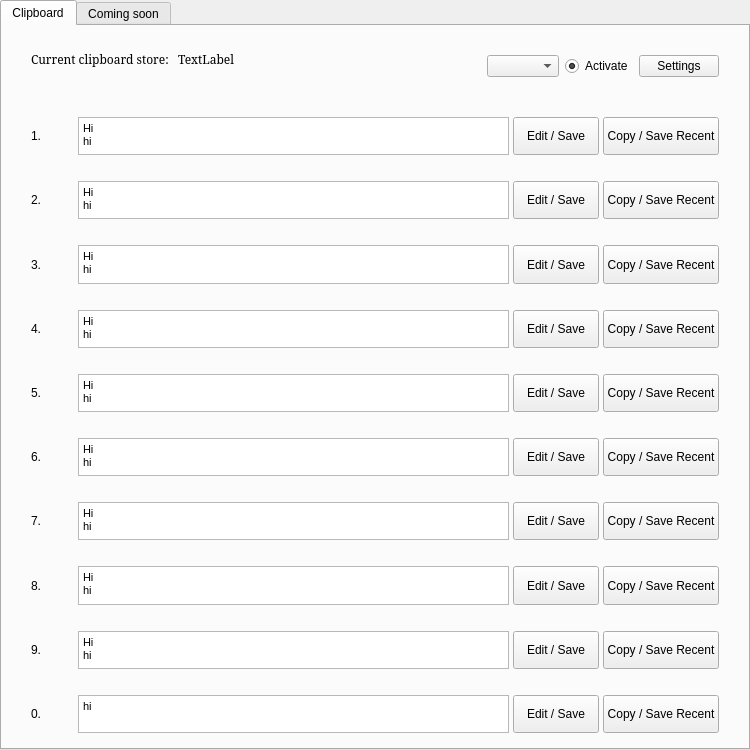
Qt form user_interface/design/clipboard_2.ui (Ivan-812/Better-clipboard) before a commit.
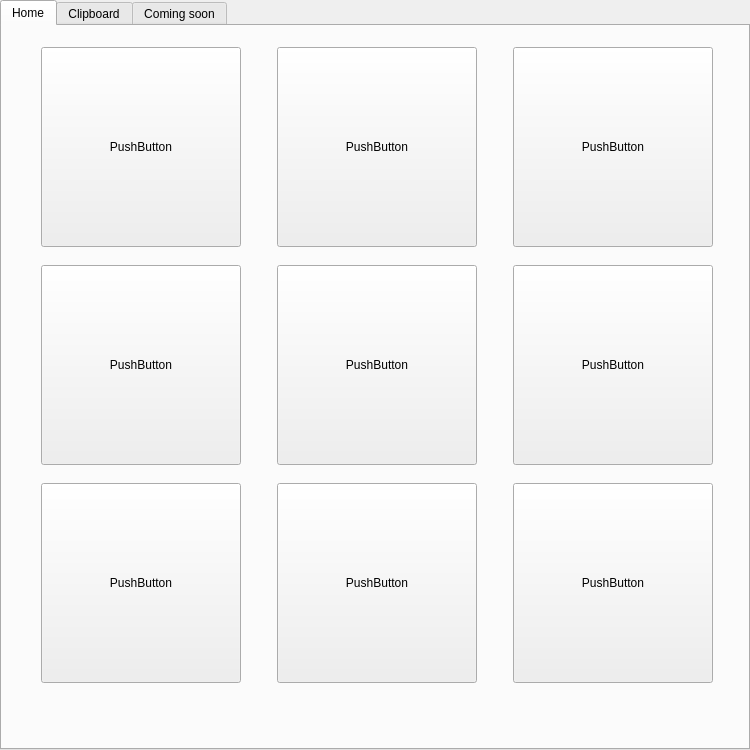
The same form after that commit.

Commit message: Updated with Home tab

Patch:
```diff
--- a/user_interface/design/clipboard_2.ui
+++ b/user_interface/design/clipboard_2.ui
@@ -28,6 +28,152 @@
   <property name="currentIndex">
    <number>0</number>
   </property>
+  <widget class="QWidget" name="home_tab">
+   <attribute name="title">
+    <string>Home</string>
+   </attribute>
+   <layout class="QVBoxLayout" name="verticalLayout_2">
+    <item>
+     <widget class="QWidget" name="widget" native="true">
+      <widget class="QWidget" name="gridLayoutWidget">
+       <property name="geometry">
+        <rect>
+         <x>0</x>
+         <y>0</y>
+         <width>732</width>
+         <height>661</height>
+        </rect>
+       </property>
+       <layout class="QGridLayout" name="gridLayout">
+        <item row="2" column="1">
+         <widget class="QPushButton" name="home_button_8">
+          <property name="maximumSize">
+           <size>
+            <width>200</width>
+            <height>200</height>
+           </size>
+          </property>
+          <property name="text">
+           <string>PushButton</string>
+          </property>
+         </widget>
+        </item>
+        <item row="1" column="0">
+         <widget class="QPushButton" name="home_button_4">
+          <property name="maximumSize">
+           <size>
+            <width>200</width>
+            <height>200</height>
+           </size>
+          </property>
+          <property name="text">
+           <string>PushButton</string>
+          </property>
+         </widget>
+        </item>
+        <item row="0" column="2">
+         <widget class="QPushButton" name="home_button_3">
+          <property name="maximumSize">
+           <size>
+            <width>200</width>
+            <height>200</height>
+           </size>
+          </property>
+          <property name="text">
+           <string>PushButton</string>
+          </property>
+         </widget>
+        </item>
+        <item row="1" column="1">
+         <widget class="QPushButton" name="home_button_5">
+          <property name="sizePolicy">
+           <sizepolicy hsizetype="Minimum" vsizetype="Fixed">
+            <horstretch>0</horstretch>
+            <verstretch>0</verstretch>
+           </sizepolicy>
+          </property>
+          <property name="maximumSize">
+           <size>
+            <width>200</width>
+            <height>200</height>
+           </size>
+          </property>
+          <property name="text">
+           <string>PushButton</string>
+          </property>
+         </widget>
+        </item>
+        <item row="0" column="0">
+         <widget class="QPushButton" name="home_button_1">
+          <property name="maximumSize">
+           <size>
+            <width>200</width>
+            <height>200</height>
+           </size>
+          </property>
+          <property name="text">
+           <string>PushButton</string>
+          </property>
+         </widget>
+        </item>
+        <item row="1" column="2">
+         <widget class="QPushButton" name="home_button_6">
+          <property name="maximumSize">
+           <size>
+            <width>200</width>
+            <height>200</height>
+           </size>
+          </property>
+          <property name="text">
+           <string>PushButton</string>
+          </property>
+         </widget>
+        </item>
+        <item row="0" column="1">
+         <widget class="QPushButton" name="home_button_2">
+          <property name="maximumSize">
+           <size>
+            <width>200</width>
+            <height>200</height>
+           </size>
+          </property>
+          <property name="text">
+           <string>PushButton</string>
+          </property>
+         </widget>
+        </item>
+        <item row="2" column="0">
+         <widget class="QPushButton" name="home_button_7">
+          <property name="maximumSize">
+           <size>
+            <width>200</width>
+            <height>200</height>
+           </size>
+          </property>
+          <property name="text">
+           <string>PushButton</string>
+          </property>
+         </widget>
+        </item>
+        <item row="2" column="2">
+         <widget class="QPushButton" name="home_button_9">
+          <property name="maximumSize">
+           <size>
+            <width>200</width>
+            <height>200</height>
+           </size>
+          </property>
+          <property name="text">
+           <string>PushButton</string>
+          </property>
+         </widget>
+        </item>
+       </layout>
+      </widget>
+     </widget>
+    </item>
+   </layout>
+  </widget>
   <widget class="QWidget" name="tab">
    <attribute name="title">
     <string>Clipboard</string>
```
The commit also changes 15 other files.
